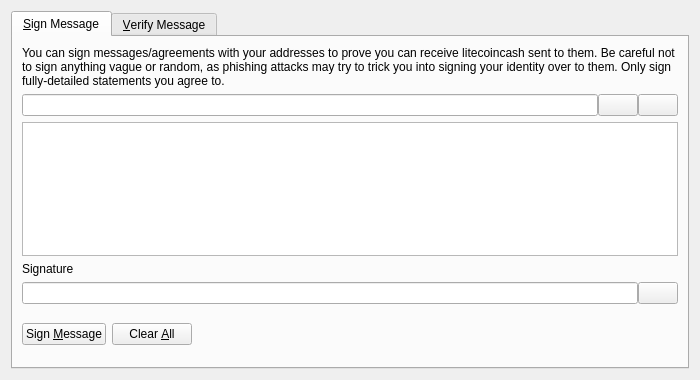
This is src/qt/forms/signverifymessagedialog.ui in MerlinMagic2018/Lightning-Cash as Qt 5 draws it before an edit. The edited form follows.
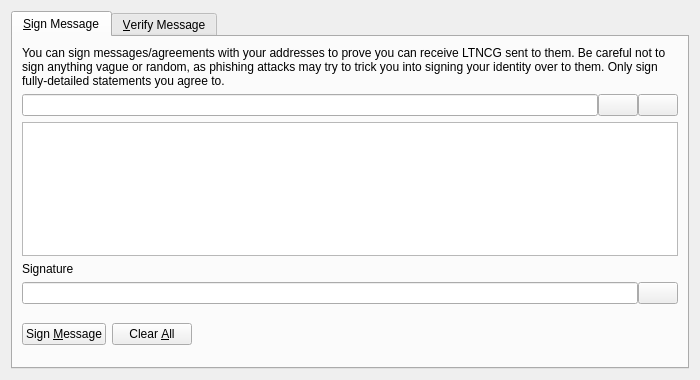
This is the edited form. Icons and pictures are not drawn. Custom widgets are drawn as their Qt base class.

Patch:
```diff
--- a/src/qt/forms/signverifymessagedialog.ui
+++ b/src/qt/forms/signverifymessagedialog.ui
@@ -30,7 +30,7 @@
        <item>
         <widget class="QLabel" name="infoLabel_SM">
          <property name="text">
-          <string>You can sign messages/agreements with your addresses to prove you can receive litecoincash sent to them. Be careful not to sign anything vague or random, as phishing attacks may try to trick you into signing your identity over to them. Only sign fully-detailed statements you agree to.</string>
+          <string>You can sign messages/agreements with your addresses to prove you can receive LTNCG sent to them. Be careful not to sign anything vague or random, as phishing attacks may try to trick you into signing your identity over to them. Only sign fully-detailed statements you agree to.</string>
          </property>
          <property name="textFormat">
           <enum>Qt::PlainText</enum>
```
